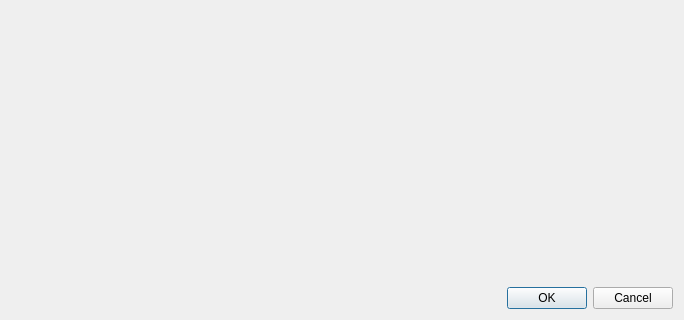
Qt form src/ui/dialog_image_viewer.ui (Craftkuro/StickerGenie) before a commit; both pictures show x 0 to 684 and y 181 to 501 of the 684 by 501 pixel window.
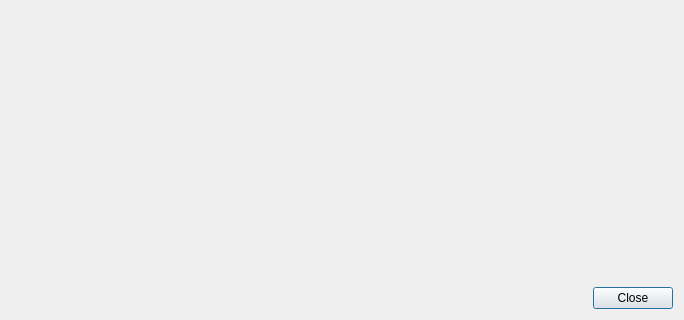
The same form after that commit.

What changed in the file:
```diff
--- a/src/ui/dialog_image_viewer.ui
+++ b/src/ui/dialog_image_viewer.ui
@@ -30,7 +30,7 @@
       <enum>Qt::Orientation::Horizontal</enum>
      </property>
      <property name="standardButtons">
-      <set>QDialogButtonBox::StandardButton::Cancel|QDialogButtonBox::StandardButton::Ok</set>
+      <set>QDialogButtonBox::StandardButton::Close</set>
      </property>
     </widget>
    </item>
```
Left out of the diff: 18 changed lines with no effect on the pictures.
